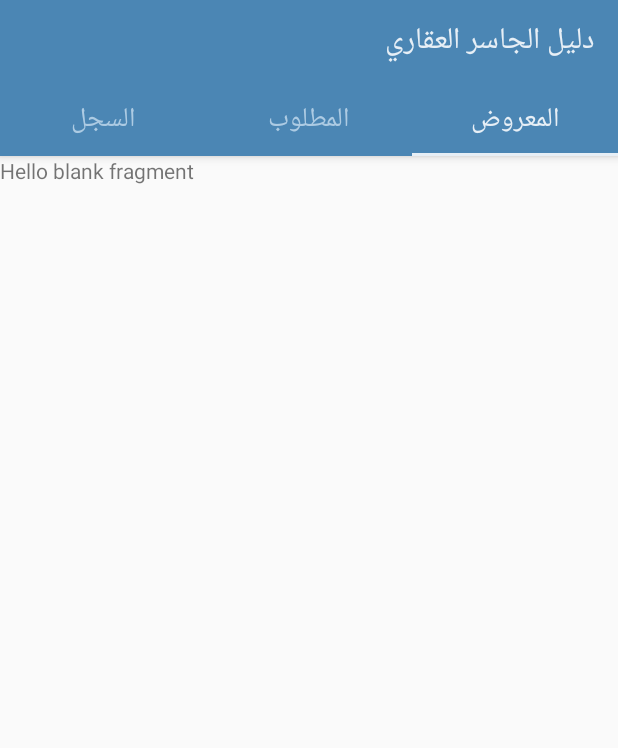
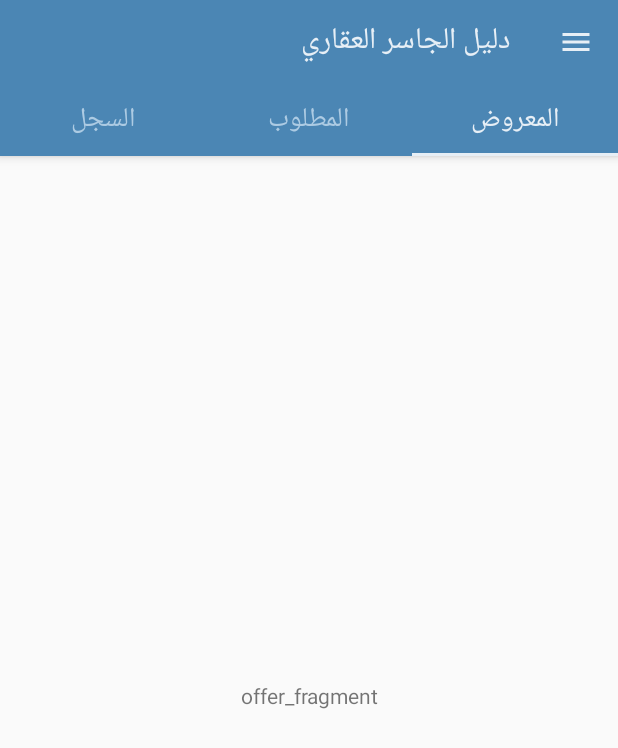
Before and after one commit to muhammadothmen/JasserCommerce, an Android app: the screen it shows after launch (MainActivity), on a phone screen of 412 x 824 dp. Shown: the top 748 px of the screen. Run offline under Robolectric (Android 15) with nearby library versions, the phone set to English and light mode, and no system bars.

Commit message:
intialize the navigation layout

```diff
--- a/app/build.gradle
+++ b/app/build.gradle
@@ -44,4 +44,7 @@ dependencies {
     androidTestImplementation 'androidx.test.ext:junit:1.1.5'
     androidTestImplementation 'androidx.test.espresso:espresso-core:3.5.1'
 
+    implementation 'de.hdodenhof:circleimageview:3.1.0'
+
+
 }
--- a/app/src/main/java/com/othman/jassercommerce/activities/MainActivity.kt
+++ b/app/src/main/java/com/othman/jassercommerce/activities/MainActivity.kt
@@ -1,8 +1,12 @@
 package com.othman.jassercommerce.activities
 
 import android.os.Bundle
+import android.view.MenuItem
 import android.view.View
 import android.view.ViewTreeObserver
+import android.widget.Toast
+import androidx.core.view.GravityCompat
+import com.google.android.material.navigation.NavigationView
 import com.google.android.material.tabs.TabLayoutMediator
 import com.othman.jassercommerce.R
 import com.othman.jassercommerce.adapters.TabsPagerAdapter
@@ -10,9 +14,10 @@ import com.othman.jassercommerce.fragments.DemandsFragment
 import com.othman.jassercommerce.fragments.HistoryFragment
 import com.othman.jassercommerce.fragments.OffersFragment
 import kotlinx.android.synthetic.main.activity_main.*
+import kotlinx.android.synthetic.main.content_main.*
 
 
-class MainActivity : BaseActivity() {
+class MainActivity : BaseActivity(), NavigationView.OnNavigationItemSelectedListener {
 
     override fun onCreate(savedInstanceState: Bundle?) {
         super.onCreate(savedInstanceState)
@@ -21,11 +26,11 @@ class MainActivity : BaseActivity() {
 
         splashScreenDelay()
 
-        setupActionBar(toolbar_main_activity,
-            resources.getString(R.string.app_name),
-            false)
+        setupActionBar()
 
         setupTabsAdapter()
+
+        nav_view.setNavigationItemSelectedListener(this)
 
     }
 
@@ -48,18 +53,68 @@ class MainActivity : BaseActivity() {
     /**
      * A function to setup tabLayout with pagerAdapter
      */
-    private fun setupTabsAdapter(){
+    private fun setupTabsAdapter() {
         val tabsPagerAdapter = TabsPagerAdapter(this)
         // add fragment to the list
         tabsPagerAdapter.addFragment(OffersFragment(), resources.getString(R.string.tab_offers))
         tabsPagerAdapter.addFragment(DemandsFragment(), resources.getString(R.string.tab_demands))
         tabsPagerAdapter.addFragment(HistoryFragment(), resources.getString(R.string.tab_history))
         // Adding the Adapter to the ViewPager
-        viewPagerMainActivity.adapter = tabsPagerAdapter
-        viewPagerMainActivity.currentItem = 0
+        viewPager.adapter = tabsPagerAdapter
+        viewPager.currentItem = 0
         // bind the viewPager with the TabLayout.
-        TabLayoutMediator(tabLayoutMainActivity, viewPagerMainActivity) { tab, position ->
+        TabLayoutMediator(tabLayout, viewPager) { tab, position ->
             tab.text = tabsPagerAdapter.getTabTitle(position)
         }.attach()
     }
+
+    /**
+     * A function for opening and closing the Navigation Drawer.
+     */
+    private fun toggleDrawer() {
+        if (drawer_layout.isDrawerOpen(GravityCompat.START)) {
+            drawer_layout.closeDrawer(GravityCompat.START)
+        } else {
+            drawer_layout.openDrawer(GravityCompat.START)
+        }
+    }
+
+    /**
+     * A function to setup action bar
+     */
+    private fun setupActionBar() {
+        setSupportActionBar(toolbar_main_activity)
+        val actionBar = supportActionBar
+        if (actionBar != null) {
+            actionBar.setDisplayHomeAsUpEnabled(true)
+            actionBar.setHomeAsUpIndicator(R.drawable.ic_action_navigation_menu)
+            actionBar.title = resources.getString(R.string.app_name)
+        }
+        toolbar_main_activity.setNavigationOnClickListener {
+            toggleDrawer()
+        }
+    }
+
+
+    override fun onNavigationItemSelected(item: MenuItem): Boolean {
+        when (item.itemId) {
+            R.id.nav_my_profile -> {
+                Toast.makeText(this, "navigation test",Toast.LENGTH_SHORT).show()
+                //TODO edit profile implementation
+            }
+
+            R.id.nav_sign_out -> {
+                Toast.makeText(this, "navigation test",Toast.LENGTH_SHORT).show()
+                //TODO signOut implementation
+            }
+
+            R.id.nav_my_sign_in -> {
+                Toast.makeText(this, "navigation test",Toast.LENGTH_SHORT).show()
+                //TODO signIn implementation
+            }
+        }
+        drawer_layout.closeDrawer(GravityCompat.START)
+        return true
+    }
+
 }
--- /dev/null
+++ b/app/src/main/res/drawable/ic_action_navigation_menu.xml
@@ -0,0 +1,5 @@
+<vector android:height="24dp" android:tint="#E7EFF6"
+    android:viewportHeight="24" android:viewportWidth="24"
+    android:width="24dp" xmlns:android="http://schemas.android.com/apk/res/android">
+    <path android:fillColor="@android:color/white" android:pathData="M3,18h18v-2L3,16v2zM3,13h18v-2L3,11v2zM3,6v2h18L21,6L3,6z"/>
+</vector>
--- /dev/null
+++ b/app/src/main/res/drawable/ic_add.xml
@@ -0,0 +1,5 @@
+<vector android:height="24dp" android:tint="#E7EFF6"
+    android:viewportHeight="24" android:viewportWidth="24"
+    android:width="24dp" xmlns:android="http://schemas.android.com/apk/res/android">
+    <path android:fillColor="@android:color/white" android:pathData="M19,13h-6v6h-2v-6H5v-2h6V5h2v6h6v2z"/>
+</vector>
--- /dev/null
+++ b/app/src/main/res/drawable/ic_nav_my_profile.xml
@@ -0,0 +1,5 @@
+<vector android:height="24dp" android:tint="#2A4D69"
+    android:viewportHeight="24" android:viewportWidth="24"
+    android:width="24dp" xmlns:android="http://schemas.android.com/apk/res/android">
+    <path android:fillColor="@android:color/white" android:pathData="M19,3H5C3.9,3 3,3.9 3,5v14c0,1.1 0.9,2 2,2h14c1.1,0 2,-0.9 2,-2V5C21,3.9 20.1,3 19,3zM12,6c1.93,0 3.5,1.57 3.5,3.5c0,1.93 -1.57,3.5 -3.5,3.5s-3.5,-1.57 -3.5,-3.5C8.5,7.57 10.07,6 12,6zM19,19H5v-0.23c0,-0.62 0.28,-1.2 0.76,-1.58C7.47,15.82 9.64,15 12,15s4.53,0.82 6.24,2.19c0.48,0.38 0.76,0.97 0.76,1.58V19z"/>
+</vector>
--- /dev/null
+++ b/app/src/main/res/drawable/ic_nav_sign_in.xml
@@ -0,0 +1,5 @@
+<vector android:autoMirrored="true" android:height="24dp"
+    android:tint="#2A4D69" android:viewportHeight="24"
+    android:viewportWidth="24" android:width="24dp" xmlns:android="http://schemas.android.com/apk/res/android">
+    <path android:fillColor="@android:color/white" android:pathData="M11,7L9.6,8.4l2.6,2.6H2v2h10.2l-2.6,2.6L11,17l5,-5L11,7zM20,19h-8v2h8c1.1,0 2,-0.9 2,-2V5c0,-1.1 -0.9,-2 -2,-2h-8v2h8V19z"/>
+</vector>
--- /dev/null
+++ b/app/src/main/res/drawable/ic_nav_sign_out.xml
@@ -0,0 +1,5 @@
+<vector android:height="24dp" android:tint="#63ACE5"
+    android:viewportHeight="24" android:viewportWidth="24"
+    android:width="24dp" xmlns:android="http://schemas.android.com/apk/res/android">
+    <path android:fillColor="@android:color/white" android:pathData="M13,3h-2v10h2L13,3zM17.83,5.17l-1.42,1.42C17.99,7.86 19,9.81 19,12c0,3.87 -3.13,7 -7,7s-7,-3.13 -7,-7c0,-2.19 1.01,-4.14 2.58,-5.42L6.17,5.17C4.23,6.82 3,9.26 3,12c0,4.97 4.03,9 9,9s9,-4.03 9,-9c0,-2.74 -1.23,-5.18 -3.17,-6.83z"/>
+</vector>
--- /dev/null
+++ b/app/src/main/res/drawable/ic_user_holder.xml
@@ -0,0 +1,5 @@
+<vector android:height="60dp" android:tint="#63ACE5"
+    android:viewportHeight="24" android:viewportWidth="24"
+    android:width="60dp" xmlns:android="http://schemas.android.com/apk/res/android">
+    <path android:fillColor="@android:color/white" android:pathData="M12,12c2.21,0 4,-1.79 4,-4s-1.79,-4 -4,-4 -4,1.79 -4,4 1.79,4 4,4zM12,14c-2.67,0 -8,1.34 -8,4v2h16v-2c0,-2.66 -5.33,-4 -8,-4z"/>
+</vector>
--- /dev/null
+++ b/app/src/main/res/drawable/ic_user_place_holder.xml
@@ -0,0 +1,5 @@
+<vector android:height="80dp" android:tint="#E7EFF6"
+    android:viewportHeight="24" android:viewportWidth="24"
+    android:width="80dp" xmlns:android="http://schemas.android.com/apk/res/android">
+    <path android:fillColor="@android:color/white" android:pathData="M12,2C6.48,2 2,6.48 2,12s4.48,10 10,10s10,-4.48 10,-10S17.52,2 12,2zM12,6c1.93,0 3.5,1.57 3.5,3.5S13.93,13 12,13s-3.5,-1.57 -3.5,-3.5S10.07,6 12,6zM12,20c-2.03,0 -4.43,-0.82 -6.14,-2.88C7.55,15.8 9.68,15 12,15s4.45,0.8 6.14,2.12C16.43,19.18 14.03,20 12,20z"/>
+</vector>
--- a/app/src/main/res/layout/activity_main.xml
+++ b/app/src/main/res/layout/activity_main.xml
@@ -1,47 +1,31 @@
 <?xml version="1.0" encoding="utf-8"?>
-<LinearLayout xmlns:android="http://schemas.android.com/apk/res/android"
+<androidx.drawerlayout.widget.DrawerLayout
+    xmlns:android="http://schemas.android.com/apk/res/android"
     xmlns:app="http://schemas.android.com/apk/res-auto"
     xmlns:tools="http://schemas.android.com/tools"
+    android:id="@+id/drawer_layout"
     android:layout_width="match_parent"
     android:layout_height="match_parent"
-    android:orientation="vertical"
-    tools:context=".activities.MainActivity"
+    android:fitsSystemWindows="true"
+    tools:openDrawer="start"
     android:layoutDirection="rtl"
     >
 
-    <com.google.android.material.appbar.AppBarLayout
+    <include
+        layout="@layout/content_main"
         android:layout_width="match_parent"
-        android:layout_height="wrap_content"
-        android:theme="@style/ThemeOverlay.AppCompat.Dark.ActionBar"
-        >
+        android:layout_height="match_parent" />
 
-        <androidx.appcompat.widget.Toolbar
-            android:id="@+id/toolbar_main_activity"
-            android:layout_width="match_parent"
-            android:layout_height="?attr/actionBarSize"
-            android:background="?attr/colorPrimary"
-            app:titleTextColor="@color/colorPrimaryCreamy"
-            app:popupTheme="@style/ThemeOverlay.AppCompat.Light" />
-
-        <com.google.android.material.tabs.TabLayout
-            android:id="@+id/tabLayoutMainActivity"
-            android:layout_width="match_parent"
-            android:layout_height="wrap_content"
-            android:background="@color/colorPrimary"
-            app:tabGravity="fill"
-            app:tabMode="fixed"
-            app:tabTextColor="@color/colorPrimaryGray"
-            app:tabSelectedTextColor="@color/colorPrimaryCreamy"
-            app:tabIndicatorColor="@color/colorPrimaryCreamy"
-            app:tabTextAppearance="@style/MyTabLayoutTextAppearance"
-            />
-
-    </com.google.android.material.appbar.AppBarLayout>
-
-    <androidx.viewpager2.widget.ViewPager2
-        android:id="@+id/viewPagerMainActivity"
-        android:layout_width="match_parent"
+    <com.google.android.material.navigation.NavigationView
+        android:id="@+id/nav_view"
+        android:layout_width="wrap_content"
         android:layout_height="match_parent"
+        android:layout_gravity="start"
+        android:fitsSystemWindows="true"
+        android:background="@color/colorPrimaryCreamy"
+        app:headerLayout="@layout/nav_header_main"
+        app:menu="@menu/activity_main_drawer"
         />
 
-</LinearLayout>
+
+</androidx.drawerlayout.widget.DrawerLayout>
--- /dev/null
+++ b/app/src/main/res/layout/content_main.xml
@@ -0,0 +1,49 @@
+<?xml version="1.0" encoding="utf-8"?>
+<LinearLayout
+    xmlns:android="http://schemas.android.com/apk/res/android"
+    xmlns:app="http://schemas.android.com/apk/res-auto"
+    xmlns:tools="http://schemas.android.com/tools"
+    android:layout_width="match_parent"
+    android:layout_height="match_parent"
+    tools:context=".activities.MainActivity"
+    android:orientation="vertical"
+    android:layoutDirection="rtl"
+    >
+
+    <com.google.android.material.appbar.AppBarLayout
+        android:layout_width="match_parent"
+        android:layout_height="wrap_content"
+        android:theme="@style/ThemeOverlay.AppCompat.Dark.ActionBar"
+        >
+
+        <androidx.appcompat.widget.Toolbar
+            android:id="@+id/toolbar_main_activity"
+            android:layout_width="match_parent"
+            android:layout_height="?attr/actionBarSize"
+            android:background="@color/colorPrimary"
+            app:titleTextColor="@color/colorPrimaryCreamy"
+            app:popupTheme="@style/ThemeOverlay.AppCompat.Light" />
+
+        <com.google.android.material.tabs.TabLayout
+            android:id="@+id/tabLayout"
+            android:layout_width="match_parent"
+            android:layout_height="wrap_content"
+            android:background="@color/colorPrimary"
+            app:tabGravity="fill"
+            app:tabMode="fixed"
+            app:tabTextColor="@color/colorPrimaryGray"
+            app:tabSelectedTextColor="@color/colorPrimaryCreamy"
+            app:tabIndicatorColor="@color/colorPrimaryCreamy"
+            app:tabTextAppearance="@style/MyTabLayoutTextAppearance"
+            />
+
+    </com.google.android.material.appbar.AppBarLayout>
+
+    <androidx.viewpager2.widget.ViewPager2
+        android:id="@+id/viewPager"
+        android:layout_width="match_parent"
+        android:layout_height="match_parent"
+        />
+
+
+</LinearLayout>
--- a/app/src/main/res/layout/fragment_demands.xml
+++ b/app/src/main/res/layout/fragment_demands.xml
@@ -9,6 +9,7 @@
     <TextView
         android:layout_width="match_parent"
         android:layout_height="match_parent"
-        android:text="@string/hello_blank_fragment" />
+        android:gravity="center"
+        android:text="demand_fragment" />
 
 </FrameLayout>
--- a/app/src/main/res/layout/fragment_history.xml
+++ b/app/src/main/res/layout/fragment_history.xml
@@ -9,6 +9,7 @@
     <TextView
         android:layout_width="match_parent"
         android:layout_height="match_parent"
-        android:text="@string/hello_blank_fragment" />
+        android:gravity="center"
+        android:text="history_fragment" />
 
 </FrameLayout>
--- a/app/src/main/res/layout/fragment_offers.xml
+++ b/app/src/main/res/layout/fragment_offers.xml
@@ -9,6 +9,7 @@
     <TextView
         android:layout_width="match_parent"
         android:layout_height="match_parent"
-        android:text="@string/hello_blank_fragment" />
+        android:gravity="center"
+        android:text="offer_fragment" />
 
 </FrameLayout>
--- /dev/null
+++ b/app/src/main/res/menu/activity_main_drawer.xml
@@ -0,0 +1,19 @@
+<?xml version="1.0" encoding="utf-8"?>
+<menu xmlns:android="http://schemas.android.com/apk/res/android">
+    <group >
+        <item
+            android:id="@+id/nav_my_profile"
+            android:icon="@drawable/ic_nav_my_profile"
+            android:title="@string/nav_my_profile" />
+
+        <item
+            android:id="@+id/nav_my_sign_in"
+            android:icon="@drawable/ic_nav_sign_in"
+            android:title="@string/nav_sign_in" />
+
+        <item
+            android:id="@+id/nav_sign_out"
+            android:icon="@drawable/ic_nav_sign_out"
+            android:title="@string/nav_sign_out" />
+    </group>
+</menu>
--- a/app/src/main/res/values/strings.xml
+++ b/app/src/main/res/values/strings.xml
@@ -1,8 +1,9 @@
 <resources>
     <string name="app_name">دليل الجاسر العقاري</string>
-    <!-- TODO: Remove or change this placeholder text -->
-    <string name="hello_blank_fragment">Hello blank fragment</string>
     <string name="tab_offers">المعروض</string>
     <string name="tab_demands">المطلوب</string>
     <string name="tab_history">السجل</string>
+    <string name="nav_my_profile">حسابي</string>
+    <string name="nav_sign_out">تسجيل الخروج</string>
+    <string name="nav_sign_in">تسجيل الدخول</string>
 </resources>
```
Also changed, not shown: app/src/main/res/layout/nav_header_main.xml (added, +38 -0 lines), app/src/main/res/values/dimens.xml (+9 -1 lines).
